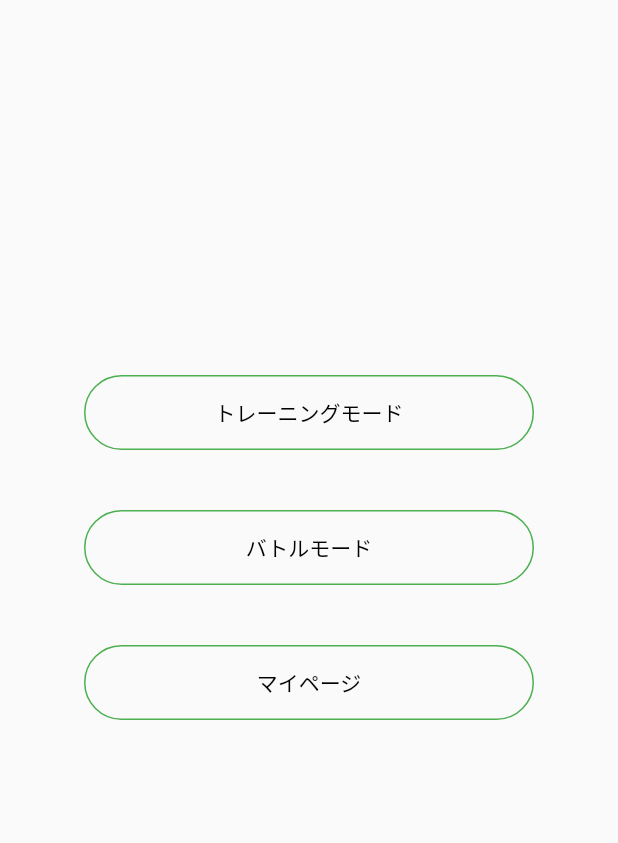
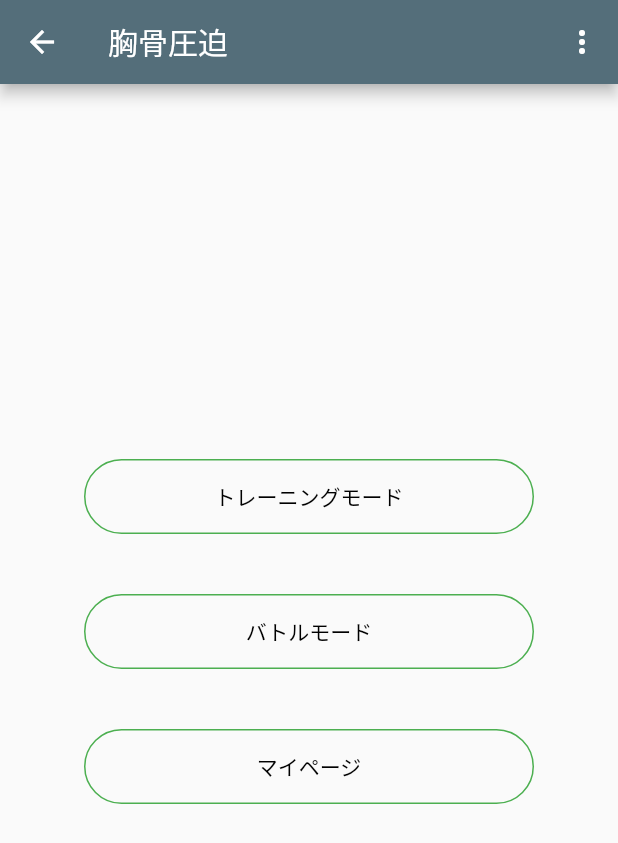
Before and after one commit to Tanesan/hackkimura, a Flutter app: the Select screen opened by its route, on a phone screen of 412 x 824 dp. Shown: the top 843 px of the screen. Run offline on Flutter 3.47's test engine with Material 2 defaults, Android fonts, the phone set to English and light mode, and no system bars; missing offline and left inert: environment_sensors.

Commit message:
画面遷移を実装

```diff
--- a/lib/page/battle.dart
+++ b/lib/page/battle.dart
@@ -6,7 +6,7 @@ class Battle extends StatelessWidget {
   Widget build(BuildContext context) {
     return Scaffold(
         appBar: AppBar(
-          leading: Icon(Icons.arrow_back),
+          leading: IconButton(onPressed: () {Navigator.of(context).pop();}, icon: Icon(Icons.arrow_back)),
           title: Text('バトルモード'),
           // 右側のアイコン一覧
           actions: <Widget>[
@@ -36,7 +36,7 @@ class Battle extends StatelessWidget {
                         shape: const StadiumBorder(),
                         side: const BorderSide(color: Colors.green),
                       ),
-                      onPressed: () {},
+                      onPressed: () {Navigator.of(context).pushNamed('/barometer');},
                     ),
                   ),
                 ),
--- a/lib/page/select.dart
+++ b/lib/page/select.dart
@@ -5,6 +5,17 @@ class Select extends StatelessWidget {
   @override
   Widget build(BuildContext context) {
     return Scaffold(
+      appBar: AppBar(
+        leading: IconButton(onPressed: () {Navigator.of(context).pop();}, icon: Icon(Icons.arrow_back)),
+        title: Text('胸骨圧迫'),
+        // 右側のアイコン一覧
+        actions: <Widget>[
+          IconButton(
+            onPressed: () {},
+            icon: Icon(Icons.more_vert),
+          ),
+        ],
+      ),
       body:   Center(
         child: Column(
           children: [
@@ -21,7 +32,7 @@ class Select extends StatelessWidget {
                       shape: const StadiumBorder(),
                       side: const BorderSide(color: Colors.green),
                     ),
-                    onPressed: () {},
+                    onPressed: () {Navigator.of(context).pushNamed('/training');},
                   ),
 
                 ),
@@ -40,7 +51,7 @@ class Select extends StatelessWidget {
                       shape: const StadiumBorder(),
                       side: const BorderSide(color: Colors.green),
                     ),
-                    onPressed: () {},
+                    onPressed: () {Navigator.of(context).pushNamed('/battle');},
                   ),
 
                 ),
@@ -59,9 +70,8 @@ class Select extends StatelessWidget {
                       shape: const StadiumBorder(),
                       side: const BorderSide(color: Colors.green),
                     ),
-                    onPressed: () {},
+                    onPressed: () {Navigator.of(context).pushNamed('/');},
                   ),
-
                 ),
               ),
             ),
--- a/lib/page/top.dart
+++ b/lib/page/top.dart
@@ -49,7 +49,7 @@ class Top extends StatelessWidget {
                         shape: const StadiumBorder(),
                         side: const BorderSide(color: Colors.green),
                       ),
-                      onPressed: () {},
+                      onPressed: () {Navigator.of(context).pushNamed('/select');},
                     ),
                   ),
                 ),
--- a/lib/page/training.dart
+++ b/lib/page/training.dart
@@ -6,7 +6,7 @@ class Training extends StatelessWidget {
   Widget build(BuildContext context) {
     return Scaffold(
         appBar: AppBar(
-          leading: Icon(Icons.arrow_back),
+          leading: IconButton(onPressed: () {Navigator.of(context).pop();}, icon: Icon(Icons.arrow_back)),
           title: Text('トレーニングモード'),
           // 右側のアイコン一覧
           actions: <Widget>[
@@ -36,7 +36,7 @@ class Training extends StatelessWidget {
                         shape: const StadiumBorder(),
                         side: const BorderSide(color: Colors.green),
                       ),
-                      onPressed: () {},
+                      onPressed: () {Navigator.of(context).pushNamed('/barometer');},
                     ),
                   ),
                 ),
```
Also changed, not shown: lib/page/barometer.dart (+9 -1 lines), lib/page/result.dart (+11 -0 lines).
